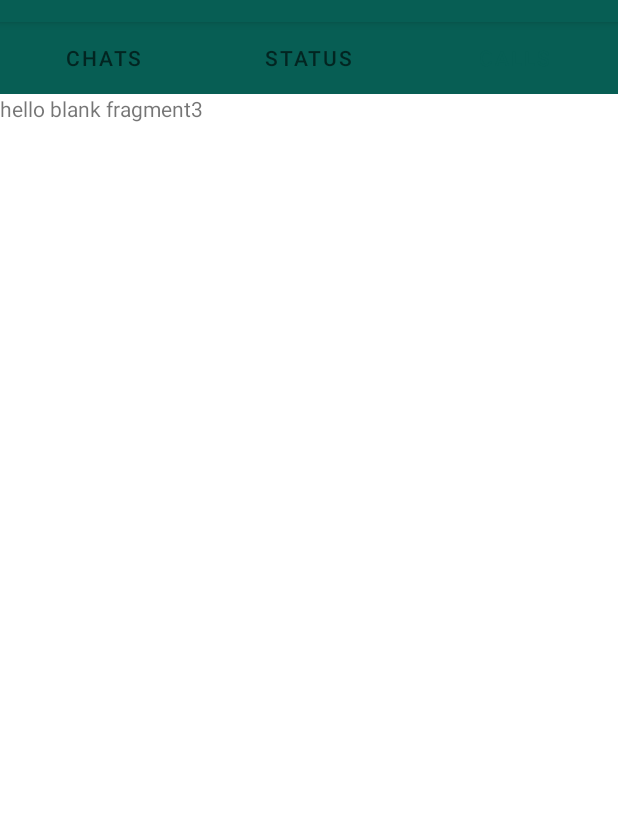
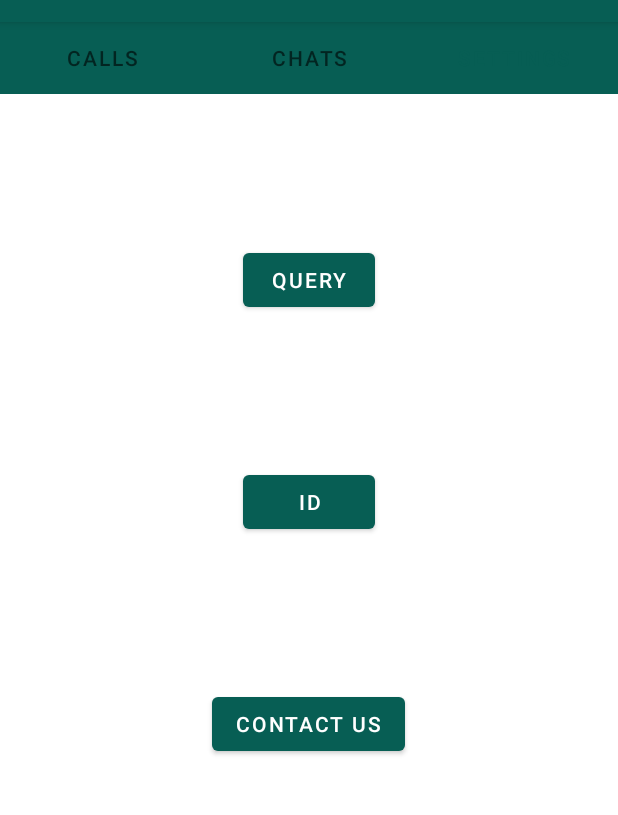
Before and after one commit to Vijaya9418/Android, an Android app: the screen it shows after launch (navigationn), tab 3 chosen, on a phone screen of 412 x 824 dp, the part 62-877 px from its top. Run offline under Robolectric (Android 15) with nearby library versions, the phone set to English and light mode, and no system bars.

Commit message:
android class practicals done

```diff
--- a/app/src/main/java/com/example/class_practicals/Fragment1.java
+++ b/app/src/main/java/com/example/class_practicals/Fragment1.java
@@ -7,58 +7,36 @@ import androidx.fragment.app.Fragment;
 import android.view.LayoutInflater;
 import android.view.View;
 import android.view.ViewGroup;
+import android.widget.ArrayAdapter;
+import android.widget.ListView;
 
-/**
- * A simple {@link Fragment} subclass.
- * Use the {@link Fragment1#newInstance} factory method to
- * create an instance of this fragment.
- */
+import java.util.ArrayList;
+
+
 public class Fragment1 extends Fragment {
 
-    // TODO: Rename parameter arguments, choose names that match
-    // the fragment initialization parameters, e.g. ARG_ITEM_NUMBER
-    private static final String ARG_PARAM1 = "param1";
-    private static final String ARG_PARAM2 = "param2";
-
-    // TODO: Rename and change types of parameters
-    private String mParam1;
-    private String mParam2;
-
-    public Fragment1() {
-        // Required empty public constructor
-    }
-
-    /**
-     * Use this factory method to create a new instance of
-     * this fragment using the provided parameters.
-     *
-     * @param param1 Parameter 1.
-     * @param param2 Parameter 2.
-     * @return A new instance of fragment Fragment1.
-     */
-    // TODO: Rename and change types and number of parameters
-    public static Fragment1 newInstance(String param1, String param2) {
-        Fragment1 fragment = new Fragment1();
-        Bundle args = new Bundle();
-        args.putString(ARG_PARAM1, param1);
-        args.putString(ARG_PARAM2, param2);
-        fragment.setArguments(args);
-        return fragment;
-    }
-
-    @Override
-    public void onCreate(Bundle savedInstanceState) {
-        super.onCreate(savedInstanceState);
-        if (getArguments() != null) {
-            mParam1 = getArguments().getString(ARG_PARAM1);
-            mParam2 = getArguments().getString(ARG_PARAM2);
-        }
-    }
+    ListView lv1;
 
     @Override
     public View onCreateView(LayoutInflater inflater, ViewGroup container,
                              Bundle savedInstanceState) {
         // Inflate the layout for this fragment
-        return inflater.inflate(R.layout.fragment_1, container, false);
+        View v= inflater.inflate(R.layout.fragment_1, container, false);
+        lv1=v.findViewById(R.id.lv1);
+
+        ArrayList<String> al=new ArrayList();
+        al.add("1234567890");
+        al.add("1234567890");
+        al.add("1234567890");
+        al.add("1234567890");
+        al.add("1234567890");
+        al.add("1234567890");
+        al.add("1234567890");
+
+        ArrayAdapter ar=new ArrayAdapter(getContext(),android.R.layout.simple_list_item_1,al);
+        lv1.setAdapter(ar);
+
+
+        return v;
     }
 }
--- a/app/src/main/java/com/example/class_practicals/Fragment2.java
+++ b/app/src/main/java/com/example/class_practicals/Fragment2.java
@@ -7,58 +7,63 @@ import androidx.fragment.app.Fragment;
 import android.view.LayoutInflater;
 import android.view.View;
 import android.view.ViewGroup;
+import android.widget.BaseAdapter;
+import android.widget.ImageView;
+import android.widget.ListView;
+import android.widget.TextView;
 
-/**
- * A simple {@link Fragment} subclass.
- * Use the {@link Fragment2#newInstance} factory method to
- * create an instance of this fragment.
- */
 public class Fragment2 extends Fragment {
 
-    // TODO: Rename parameter arguments, choose names that match
-    // the fragment initialization parameters, e.g. ARG_ITEM_NUMBER
-    private static final String ARG_PARAM1 = "param1";
-    private static final String ARG_PARAM2 = "param2";
-
-    // TODO: Rename and change types of parameters
-    private String mParam1;
-    private String mParam2;
-
-    public Fragment2() {
-        // Required empty public constructor
-    }
-
-    /**
-     * Use this factory method to create a new instance of
-     * this fragment using the provided parameters.
-     *
-     * @param param1 Parameter 1.
-     * @param param2 Parameter 2.
-     * @return A new instance of fragment Fragment2.
-     */
-    // TODO: Rename and change types and number of parameters
-    public static Fragment2 newInstance(String param1, String param2) {
-        Fragment2 fragment = new Fragment2();
-        Bundle args = new Bundle();
-        args.putString(ARG_PARAM1, param1);
-        args.putString(ARG_PARAM2, param2);
-        fragment.setArguments(args);
-        return fragment;
-    }
-
-    @Override
-    public void onCreate(Bundle savedInstanceState) {
-        super.onCreate(savedInstanceState);
-        if (getArguments() != null) {
-            mParam1 = getArguments().getString(ARG_PARAM1);
-            mParam2 = getArguments().getString(ARG_PARAM2);
-        }
-    }
+    String[] a = {"IAN", "RITIK", "SALMAN", "SHAHRUKH"};
+    String[] b = {"A","B","C","D"};
+    int[] image = {R.drawable.ic_launcher_background, R.drawable.ic_launcher_foreground, R.drawable.ic_launcher_background, R.drawable.ic_launcher_foreground};
+    int[] uId = {1234,1236,1237,1239};
+    ListView listView;
 
     @Override
     public View onCreateView(LayoutInflater inflater, ViewGroup container,
                              Bundle savedInstanceState) {
         // Inflate the layout for this fragment
-        return inflater.inflate(R.layout.fragment_2, container, false);
+        View v= inflater.inflate(R.layout.fragment_2, container, false);
+        listView=v.findViewById(R.id.lv2);
+
+        CustomAdapter obj = new CustomAdapter();
+
+        listView.setAdapter(obj);
+        return v;
+    }
+    class CustomAdapter extends BaseAdapter {
+
+        @Override
+        public int getCount() {
+            return a.length;
+        }
+
+        @Override
+        public Object getItem(int position) {
+            return null;
+        }
+
+        @Override
+        public long getItemId(int position) {
+            return 0;
+        }
+
+        @Override
+        public View getView(int position, View convertView, ViewGroup parent) {
+            convertView = getLayoutInflater().inflate(R.layout.row, null);
+
+            TextView t1 = convertView.findViewById(R.id.name);
+            TextView t2 = convertView.findViewById(R.id.pnumber);
+            TextView t3 = convertView.findViewById(R.id.desc);
+            ImageView imageView = convertView.findViewById(R.id.userImage);
+
+            t1.setText(a[position]);
+            t2.setText(b[position]);
+            t3.setText("UID: "+ uId[position]);
+            imageView.setImageResource(image[position]);
+
+            return convertView;
+        }
     }
 }
--- a/app/src/main/java/com/example/class_practicals/navigationn.java
+++ b/app/src/main/java/com/example/class_practicals/navigationn.java
@@ -19,9 +19,9 @@ public class navigationn extends AppCompatActivity {
         vp1=findViewById(R.id.vp1);
         tb1.setBackgroundColor(getResources().getColor(R.color.whatsapp));
 
+        tb1.addTab(tb1.newTab().setText("CALLS"));
         tb1.addTab(tb1.newTab().setText("CHATS"));
-        tb1.addTab(tb1.newTab().setText("STATUS"));
-        tb1.addTab(tb1.newTab().setText("CALLS"));
+        tb1.addTab(tb1.newTab().setText("SETTINGS"));
         Demo adapt=new Demo(this,getSupportFragmentManager(),tb1.getTabCount());
         vp1.setAdapter(adapt);
 
--- a/app/src/main/res/layout/fragment_3.xml
+++ b/app/src/main/res/layout/fragment_3.xml
@@ -5,10 +5,42 @@
     android:layout_height="match_parent"
     tools:context=".Fragment3">
 
-    <!-- TODO: Update blank fragment layout -->
-    <TextView
+    <RelativeLayout
         android:layout_width="match_parent"
-        android:layout_height="match_parent"
-        android:text="hello blank fragment3" />
+        android:layout_height="match_parent">
+
+        <Button
+            android:id="@+id/b1"
+            android:layout_width="wrap_content"
+            android:layout_height="wrap_content"
+            android:text="Query"
+            android:layout_centerHorizontal="true"
+            android:layout_marginTop="100dp">
+
+        </Button>
+
+        <Button
+            android:id="@+id/b2"
+            android:layout_below="@id/b1"
+            android:layout_width="wrap_content"
+            android:layout_height="wrap_content"
+            android:text="ID"
+            android:layout_marginTop="100dp"
+            android:layout_centerHorizontal="true">
+
+        </Button>
+
+        <Button
+            android:id="@+id/b3"
+            android:layout_below="@id/b2"
+            android:layout_width="wrap_content"
+            android:layout_height="wrap_content"
+            android:text="Contact us"
+            android:layout_marginTop="100dp"
+            android:layout_centerHorizontal="true">
+
+        </Button>
+
+    </RelativeLayout>
 
 </FrameLayout>
--- a/app/src/main/res/values/colors.xml
+++ b/app/src/main/res/values/colors.xml
@@ -3,7 +3,7 @@
     <color name="purple_200">#FFBB86FC</color>
     <color name="purple_500">#FF6200EE</color>
     <color name="purple_700">#FF3700B3</color>
-    <color name="teal_200">#FF03DAC5</color>
+    <color name="teal_200">#FFFFFFFF</color>
     <color name="teal_700">#FF018786</color>
     <color name="black">#FF000000</color>
     <color name="white">#FFFFFFFF</color>
```
Also changed, not shown: app/src/main/java/com/example/class_practicals/Fragment3.java (+29 -46 lines), app/src/main/res/layout/fragment_2.xml (+6 -5 lines).
